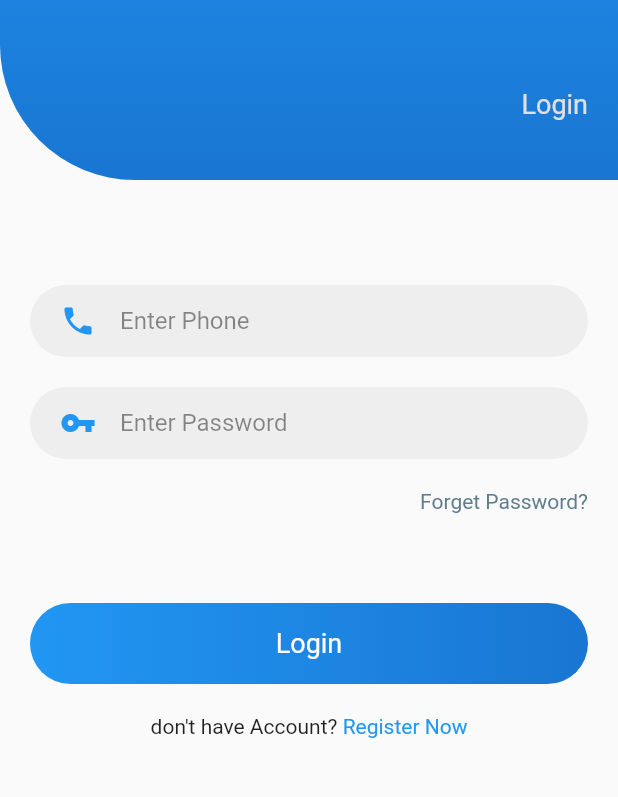
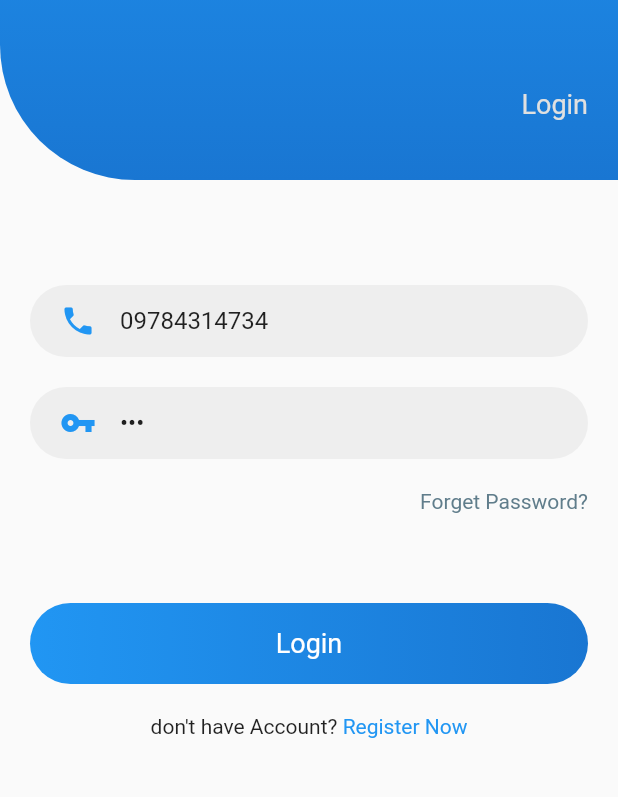
Before and after one commit to DevNweYi/order_app, a Flutter app: the screen it shows after launch, after a tap on "Login Now", on a phone screen of 412 x 824 dp, the part 270-1067 px from its top. Run offline on Flutter 3.47's test engine with Material 2 defaults, Android fonts, the phone set to English and light mode, and no system bars; our stand-ins replace animated_splash_screen, badges, carousel_slider, cloud_firestore, dio, firebase_auth and 13 more; missing offline and left inert: dart:ffi; accounts and stored records are empty; generated files the repository leaves out were written again.

Commit message:
added text to locale

```diff
--- a/lib/value/app_string.dart
+++ b/lib/value/app_string.dart
@@ -11,10 +11,10 @@ class AppString{
   // static const String close="Close";
   // static const String categories="Categories";
   // static const String cart="Cart";
-  static const String continue_to_order="Continue to Order";
+  // static const String continue_to_order="Continue to Order";
   static const String error="Error";
   // static const String total="Total";
-  static const String all_product="All Product";
+  // static const String all_product="All Product";
   static const String deleted="Deleted";
   static const String login="Login";
   static const String register="Register";
@@ -28,18 +28,18 @@ class AppString{
   static const String register_now="Register Now";
   static const String already_have_account="Already have an Account? ";
   static const String login_now="Login Now";
-  static const String added_to_cart="Added to Cart";
+  // static const String added_to_cart="Added to Cart";
   static const String success="Success";
   static const String already_register_phone="Already register with this phone";
   static const String not_fount_data="Not found data";
   static const String incorrect_password="Incorrect Password";
   static const String loading="Loading...";
   static const String password_not_match="Password and Confirm Password do not match";
-  static const String order_summary="Order Summary";
+  // static const String order_summary="Order Summary";
   // static const String send_order="Send Order";
-  static const String order_items="Order Items";
+  // static const String order_items="Order Items";
   static const String enter_address="Enter Address";
-  static const String delivery_address="Delivery Address";
+  // static const String delivery_address="Delivery Address";
   static const String thank_you="Thank You";
   static const String date="Date";
   static const String order_no="Order No";
@@ -47,7 +47,7 @@ class AppString{
   static const String view_your_order="View Your Order";
   static const String receive_order_message="We have received your order.";
   static const String ship_item_message="Your items are shipping soon.";
-  static const String my_orders="My Orders";
+  // static const String my_orders="My Orders";
   static const String current_orders="Current Orders";
   static const String past_orders="Past Orders";
   static const String total_items="Total Items";
@@ -64,11 +64,11 @@ class AppString{
   static const String push_notification="Push Notification";
   static const String enter_title="Enter Title";
   static const String enter_body="Enter Body";
-  static const String account="Account";
-  static const String language="Language";
+  // static const String account="Account";
+  // static const String language="Language";
   static const String change_language="Change Language";
   static const String dark_mode="Dark Mode";
-  static const String help="Help";
+  // static const String help="Help";
   static const String about="About";
   static const String see_all="See All";
   static const String promotion_item="Promotion Items";
--- a/lib/value/locale_string.dart
+++ b/lib/value/locale_string.dart
@@ -17,14 +17,24 @@ class LocaleString extends Translations{
       'cart':'Cart',
       'add_to_cart':'Add to Cart',
       'product_detail':'Product Detail',
-      'send_order':'Send Order'
+      'send_order':'Send Order',
+      'account':'Account',
+      'language':'Language',
+      'help':'Help',
+      'all_product':'All Product',
+      'added_to_cart':'Added to Cart',
+      'continue_to_order':'Continue to Order',
+      'order_summary':'Order Summary',
+      'order_items':'Order Items',
+      'delivery_address':'Delivery Address',
+      'my_orders':'My Orders',
     },
 
     'my_MM':{
       'home':'မူလ',
       'product':'ကုန်ပစ္စည်း',
       'order':'အော်ဒါ',
-      'setting':'အကောင့်',
+      'setting':'အခြား',
       'search':'ရှာရန်',
       'categories':'အမျိုးအစားများ',
       'total':'စုစုပေါင်း',
@@ -32,7 +42,17 @@ class LocaleString extends Translations{
       'cart':'စျေးခြင်း',
       'add_to_cart':'ခြင်းထဲထည့်',
       'product_detail':'အသေးစိတ်',
-      'send_order':'အော်ဒါတင်မည်'
+      'send_order':'အော်ဒါတင်မည်',
+      'account':'အကောင့်',
+      'language':'ဘာသာစကား',
+      'help':'အကူအညီ',
+      'all_product':'အားလုံး',
+      'added_to_cart':'ခြင်းထဲထည့်ပြီး',
+      'continue_to_order':'ရှေ.ဆက်ရန်',
+      'order_summary':'အော်ဒါအသေးစိတ်',
+      'order_items':'မှာယူမည့်ပစ္စည်းများ',
+      'delivery_address':'ပို.ဆောင်ရန်လိပ်စာ',
+      'my_orders':'မိမိအော်ဒါများ',
     }
 
   };
--- a/lib/view/cart_page.dart
+++ b/lib/view/cart_page.dart
@@ -143,7 +143,7 @@ class _CartPageState extends State<CartPage> {
                 ),
                 ElevatedButton(
                     onPressed: _orderPressed,
-                    child: Text(AppString.continue_to_order),
+                    child: Text('continue_to_order'.tr),
                     style: ButtonStyle(
                         padding: MaterialStateProperty.all(EdgeInsets.all(20))))
               ],
--- a/lib/view/help_setting_page.dart
+++ b/lib/view/help_setting_page.dart
@@ -4,6 +4,7 @@ import 'package:order_app/view/issue_receive_page.dart';
 import '../value/app_color.dart';
 import '../value/app_string.dart';
 import '../widget/title_text.dart';
+import 'package:get/get.dart';
 
 class HelpSettingPage extends StatefulWidget {
   const HelpSettingPage({super.key});
@@ -21,8 +22,8 @@ class _HelpSettingPageState extends State<HelpSettingPage> {
       resizeToAvoidBottomInset: false,
         appBar: AppBar(
             backgroundColor: AppColor.primary_700,
-            title: const TitleText(
-              text: AppString.help,
+            title: TitleText(
+              text: 'help'.tr,
               color: AppColor.white,
             )),
         body: Column(
--- a/lib/view/init_page.dart
+++ b/lib/view/init_page.dart
@@ -134,7 +134,7 @@ class _InitPageState extends State<InitPage> {
                               clientId: clientId,
                               currentIndex: 0,
                               subMenuId: 0,
-                              subMenu: AppString.all_product,
+                              subMenu: 'all_product'.tr,
                             )));
               });
             } else if (snapshot.hasError) {
--- a/lib/view/issue_receive_page.dart
+++ b/lib/view/issue_receive_page.dart
@@ -3,6 +3,7 @@ import 'package:flutter/material.dart';
 import '../value/app_color.dart';
 import '../value/app_string.dart';
 import '../widget/title_text.dart';
+import 'package:get/get.dart';
 
 class IssueReceivePage extends StatefulWidget {
   const IssueReceivePage({super.key});
@@ -17,8 +18,8 @@ class _IssueReceivePageState extends State<IssueReceivePage> {
     return Scaffold(
         appBar: AppBar(
             backgroundColor: AppColor.primary_700,
-            title: const TitleText(
-              text: AppString.help,
+            title: TitleText(
+              text: 'help'.tr,
               color: AppColor.white,
             )),
             body: Padding(
--- a/lib/view/login_page.dart
+++ b/lib/view/login_page.dart
@@ -33,8 +33,8 @@ class _LoginPageState extends State<LoginPage> {
   @override
   void initState() {
     super.initState();
-    /* phone_controller.text = "09784314734";
-    password_controller.text = "123"; */
+    phone_controller.text = "09784314734";
+    password_controller.text = "123";
   }
 
   @override
--- a/lib/view/order_success_page.dart
+++ b/lib/view/order_success_page.dart
@@ -4,6 +4,7 @@ import 'package:order_app/view/main_page.dart';
 import 'package:order_app/widget/regular_text.dart';
 import 'package:order_app/widget/small_text.dart';
 import 'package:order_app/widget/title_text.dart';
+import 'package:get/get.dart';
 
 import '../value/app_setting.dart';
 import '../value/app_string.dart';
@@ -145,7 +146,7 @@ class _OrderSuccessPageState extends State<OrderSuccessPage> {
                                     clientId: clientId,
                                     currentIndex: 2,
                                     subMenuId: 0,
-                                    subMenu: AppString.all_product,
+                                    subMenu: 'all_product'.tr,
                                   );
                                 }), (route) => false);
                               },
@@ -188,7 +189,7 @@ class _OrderSuccessPageState extends State<OrderSuccessPage> {
                           clientId: clientId,
                           currentIndex: 0,
                           subMenuId: 0,
-                          subMenu: AppString.all_product,
+                          subMenu: 'all_product'.tr,
                         );
                       }), (route) => false);
                     }),
--- a/lib/view/partial/home_page.dart
+++ b/lib/view/partial/home_page.dart
@@ -81,7 +81,7 @@ class _HomePageState extends State<HomePage> {
                                     clientId: clientId,
                                     currentIndex: 1,
                                     subMenuId: 0,
-                                    subMenu: AppString.all_product,
+                                    subMenu: 'all_product'.tr,
                                   );
                                 }));
                               },
--- a/lib/view/partial/order_page.dart
+++ b/lib/view/partial/order_page.dart
@@ -42,7 +42,7 @@ class _OrderPageState extends State<OrderPage> {
       child: Scaffold(
           appBar: AppBar(
             title: TitleText(
-              text: AppString.my_orders,
+              text: 'my_orders'.tr,
               color: AppColor.white,
             ),
             backgroundColor: AppColor.primary_700,
@@ -243,7 +243,7 @@ class _OrderPageState extends State<OrderPage> {
                   clientId: clientId,
                   currentIndex: 1,
                   subMenuId: 0,
-                  subMenu: AppString.all_product,
+                  subMenu: 'all_product'.tr,
                 );
               }));
             },
--- a/lib/view/partial/product_page.dart
+++ b/lib/view/partial/product_page.dart
@@ -35,7 +35,7 @@ class ProductPage extends StatefulWidget {
 class _ProductPageState extends State<ProductPage> {
   ApiService apiService = Get.find();
   final GlobalKey<ScaffoldState> _key = GlobalKey();
-  String _subMenu = AppString.all_product;
+  String _subMenu = 'all_product'.tr;
   final ProductController productController = Get.put(ProductController());
   int _subMenuId = 0;
   final int clientId;
@@ -118,7 +118,7 @@ class _ProductPageState extends State<ProductPage> {
                               } else {
                                 _reloadData(
                                     subMenuId: 0,
-                                    subMenuName: AppString.all_product,
+                                    subMenuName: 'all_product'.tr,
                                     isSearch: false);
                               }
                             },
@@ -139,7 +139,7 @@ class _ProductPageState extends State<ProductPage> {
                                         });
                                         _reloadData(
                                             subMenuId: 0,
-                                            subMenuName: AppString.all_product,
+                                            subMenuName: 'all_product'.tr,
                                             isSearch: false);
                                       },
                                       icon: const Icon(
--- a/lib/view/partial/setting_page.dart
+++ b/lib/view/partial/setting_page.dart
@@ -47,7 +47,7 @@ class _SettingPageState extends State<SettingPage> {
                   SizedBox(
                     height: 50,
                   ),
-                  Text(AppString.account,
+                  Text('account'.tr,
                       style: Theme.of(context).textTheme.subtitle1),
                   SizedBox(
                     height: 20,
@@ -128,7 +128,7 @@ class _SettingPageState extends State<SettingPage> {
                           SizedBox(
                             width: 20,
                           ),
-                          Text(AppString.language,
+                          Text('language'.tr,
                               style: Theme.of(context).textTheme.bodyText1),
                         ],
                       ),
@@ -261,7 +261,7 @@ class _SettingPageState extends State<SettingPage> {
                           SizedBox(
                             width: 20,
                           ),
-                          Text(AppString.help,
+                          Text('help'.tr,
                               style: Theme.of(context).textTheme.bodyText1),
                         ],
                       ),
--- a/lib/widget/add_product_dialog.dart
+++ b/lib/widget/add_product_dialog.dart
@@ -115,7 +115,7 @@ class _AddProductDialogState extends State<AddProductDialog> {
                     }
 
                     productController.lstRxProduct[index].Quantity = quantity;
-                    Fluttertoast.showToast(msg: AppString.added_to_cart);
+                    Fluttertoast.showToast(msg: 'added_to_cart'.tr);
                     Navigator.pop(context, quantity);
                   },
                   child: Text('add_to_cart'.tr))
```
Also changed, not shown: lib/view/order_summary_page.dart (+4 -4 lines).
